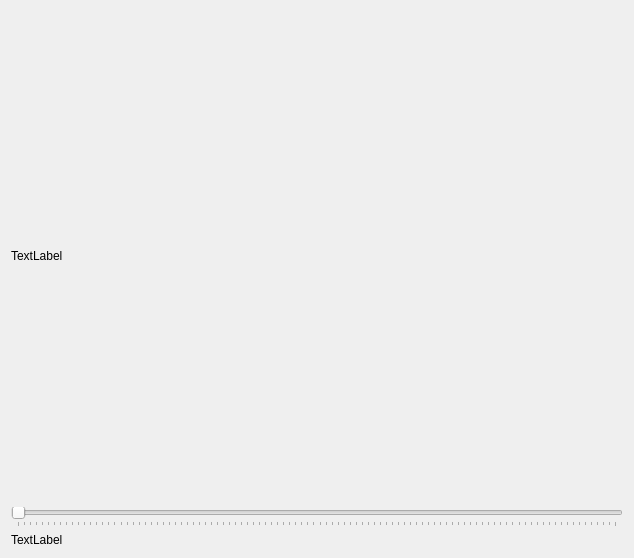
This is testanalysiswidget.ui in Enotkin/UV_Reader as Qt 5 draws it before an edit. The edited form follows.
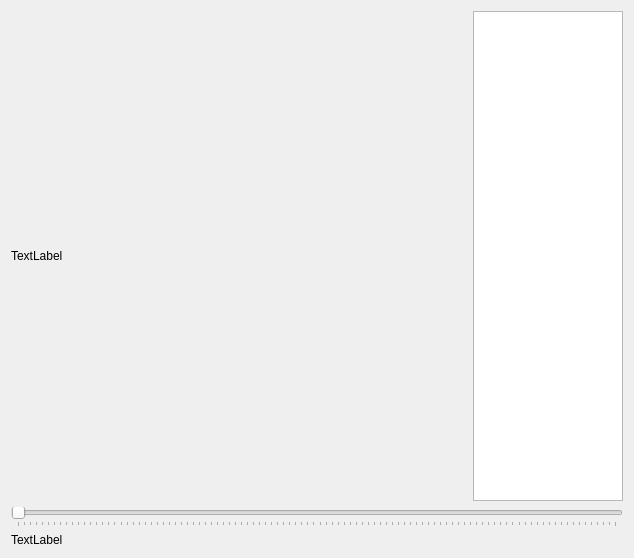
This is the edited form. Custom widgets are drawn as their Qt base class.

```diff
--- a/testanalysiswidget.ui
+++ b/testanalysiswidget.ui
@@ -23,6 +23,22 @@
        </property>
       </widget>
      </item>
+     <item>
+      <widget class="QListWidget" name="listWidget">
+       <property name="sizePolicy">
+        <sizepolicy hsizetype="Fixed" vsizetype="Expanding">
+         <horstretch>0</horstretch>
+         <verstretch>0</verstretch>
+        </sizepolicy>
+       </property>
+       <property name="maximumSize">
+        <size>
+         <width>150</width>
+         <height>16777215</height>
+        </size>
+       </property>
+      </widget>
+     </item>
     </layout>
    </item>
    <item>
```
